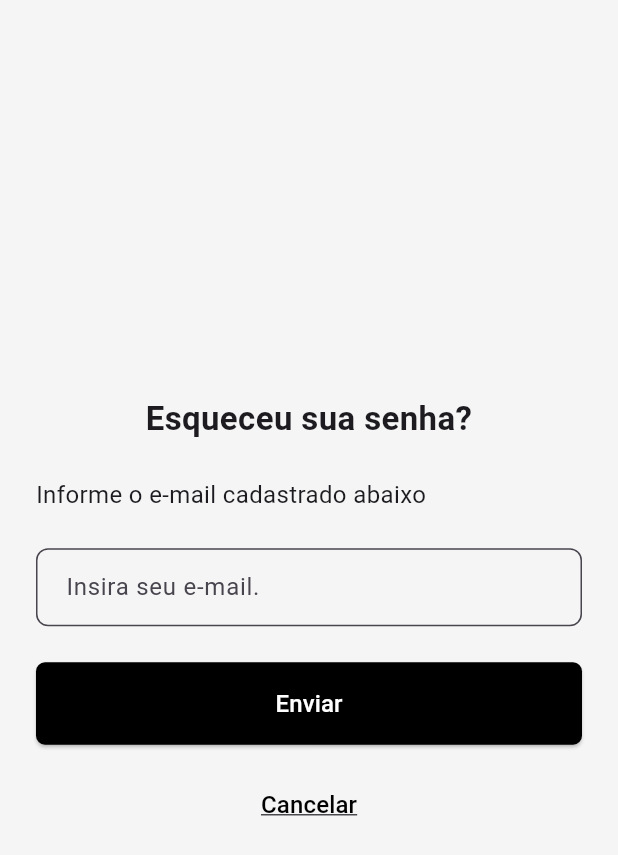
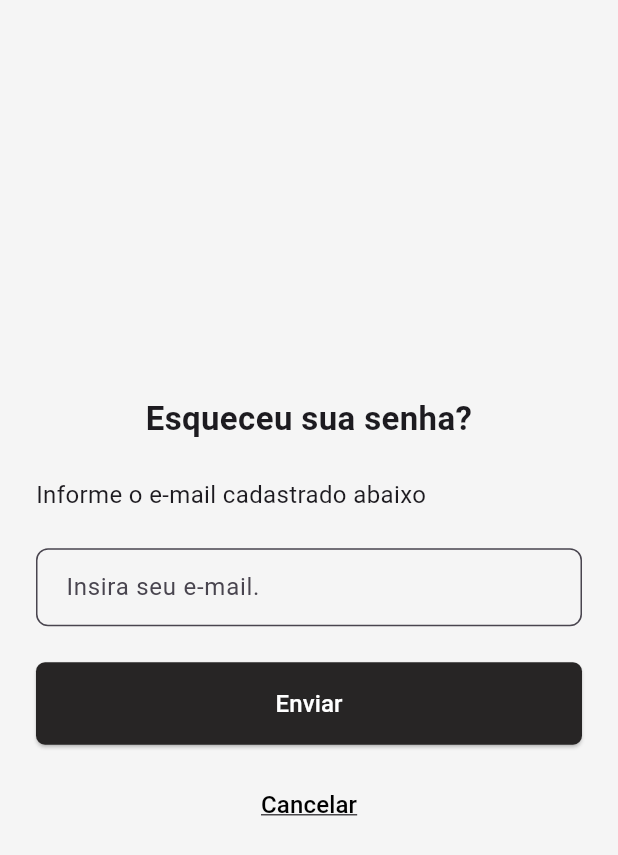
Before and after one commit to VidaRealDoKim/ApkTimeRoom, a Flutter app: the ForgetPassword screen opened directly, on a phone screen of 412 x 824 dp. Shown: the top 855 px of the screen. Run offline on Flutter 3.47's test engine with Material 3 defaults, Android fonts, the phone set to English and light mode, and no system bars.

Commit message:
correção de cores

```diff
--- a/lib/Login/create_login.dart
+++ b/lib/Login/create_login.dart
@@ -146,7 +146,7 @@ class _CreateLoginState extends State<CreateLogin> {
                 child: ElevatedButton(
                   onPressed: _registrarUsuario,
                   style: ElevatedButton.styleFrom(
-                    backgroundColor: Colors.black,
+                      backgroundColor: Color(0xFF272525),
                     shape: RoundedRectangleBorder(
                       borderRadius: BorderRadius.circular(6),
                     ),
--- a/lib/Login/forget_login.dart
+++ b/lib/Login/forget_login.dart
@@ -62,7 +62,7 @@ class _ForgetPasswordState extends State<ForgetPassword> {
               ElevatedButton(
                 onPressed: _sendRecoveryEmail,
                 style: ElevatedButton.styleFrom(
-                  backgroundColor: Colors.black,
+                  backgroundColor: Color(0xFF272525),
                   padding: const EdgeInsets.symmetric(vertical: 16),
                   shape: RoundedRectangleBorder(
                     borderRadius: BorderRadius.circular(6),
```
